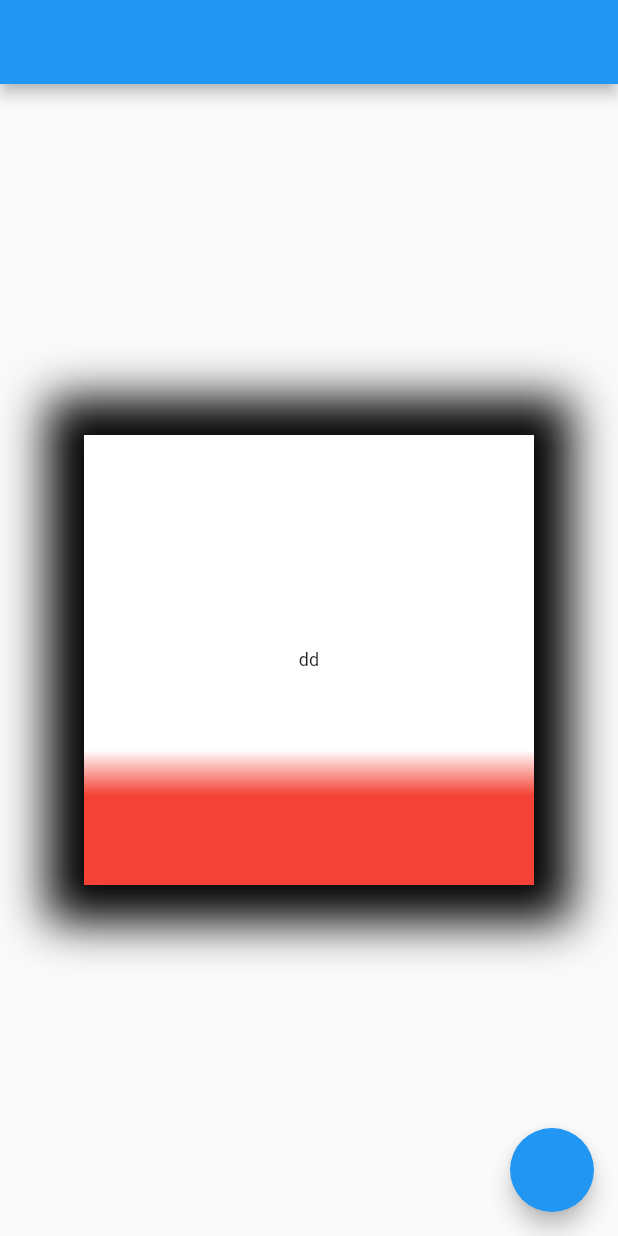
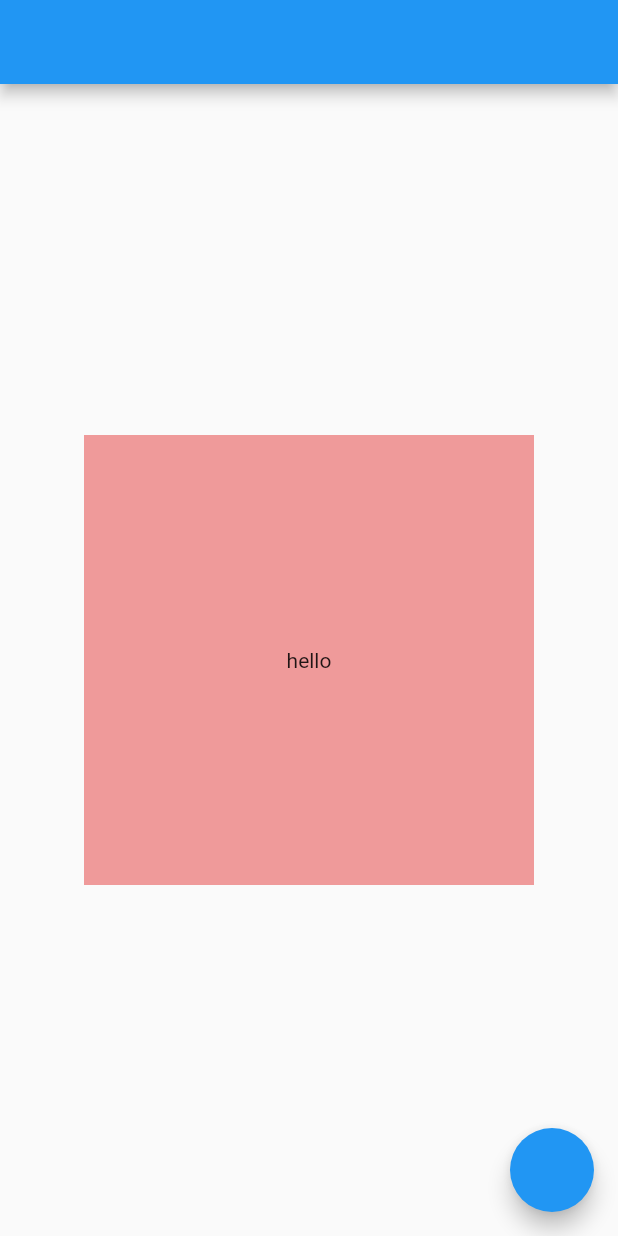
Before and after one commit to hideaki10/flutter_demo, a Flutter app: the screen it shows after launch, on a phone screen of 412 x 824 dp. Run offline on Flutter 3.47's test engine with Material 2 defaults, Android fonts, the phone set to English and light mode, and no system bars.

Commit message:
animatedSwitcher

```diff
--- /dev/null
+++ b/lib/01_animate/02/animate_to_widget.dart
@@ -0,0 +1,45 @@
+import 'package:flutter/material.dart';
+
+class TestAnimateWidget extends StatefulWidget {
+  @override
+  _TestAnimateContainerState createState() => _TestAnimateContainerState();
+}
+
+class _TestAnimateContainerState extends State<TestAnimateWidget> {
+  double _height = 300;
+  @override
+  Widget build(BuildContext context) {
+    return Scaffold(
+      appBar: AppBar(),
+      body: Center(
+        //全自动的动画 已经封装好 只需要设置Duration
+        child: AnimatedContainer(
+          duration: Duration(milliseconds: 500),
+          width: 300,
+          height: _height,
+          decoration: BoxDecoration(
+            color: Colors.red[200],
+          ),
+          child: Center(
+            child: AnimatedSwitcher(
+              duration: Duration(seconds: 1),
+              child: //CircularProgressIndicator(),
+                  Text(
+                "hello",
+                key: ValueKey("Hello"),
+              ),
+            ),
+          ),
+        ),
+      ),
+      floatingActionButton: FloatingActionButton(
+        onPressed: () {
+          setState(() {
+            _height += 100;
+            if (_height > 500) _height = 200;
+          });
+        },
+      ),
+    );
+  }
+}
--- a/lib/main.dart
+++ b/lib/main.dart
@@ -3,6 +3,7 @@ import 'package:flutter_page/renderbox/renderbox.dart';
 import 'package:flutter_page/banner/banner.dart';
 
 import '01_animate/01/animate_container.dart';
+import '01_animate/02/animate_to_widget.dart';
 import 'custom_multi_child_layout/cutsom_multi_child_layout.dart';
 import 'exercise_05/exercise.dart';
 
@@ -20,7 +21,7 @@ class MyApp extends StatelessWidget {
         // is not restarted.
         primarySwatch: Colors.blue,
       ),
-      home: TestAnimateContainer(),
+      home: TestAnimateWidget(),
     );
   }
 }
```
